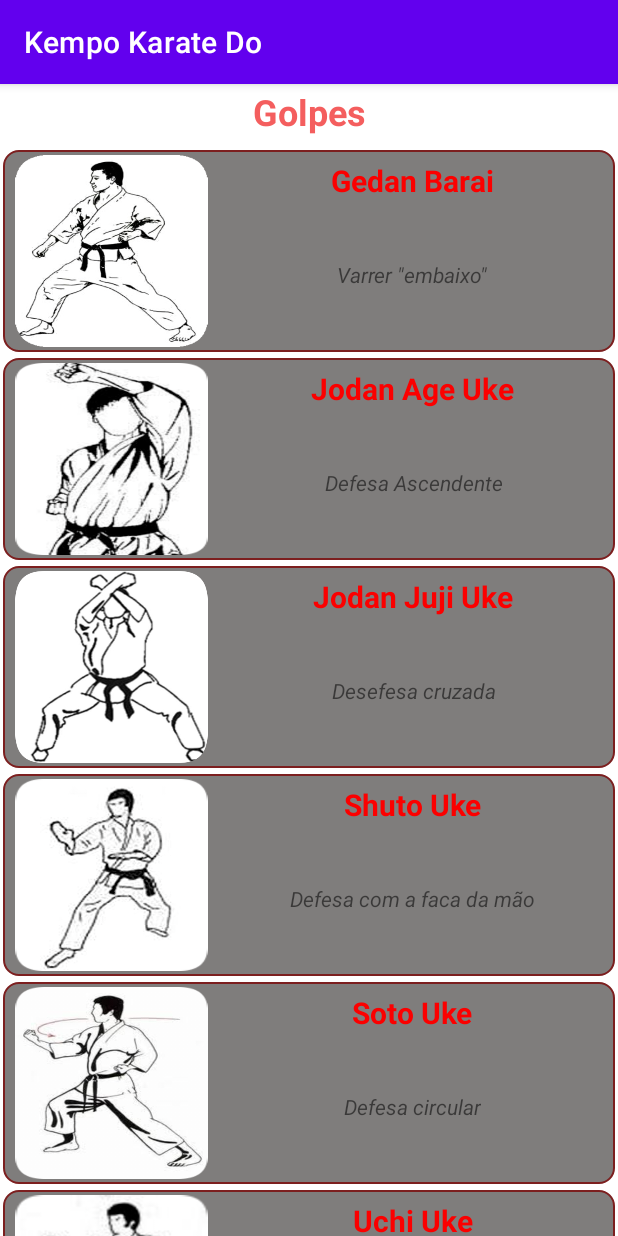
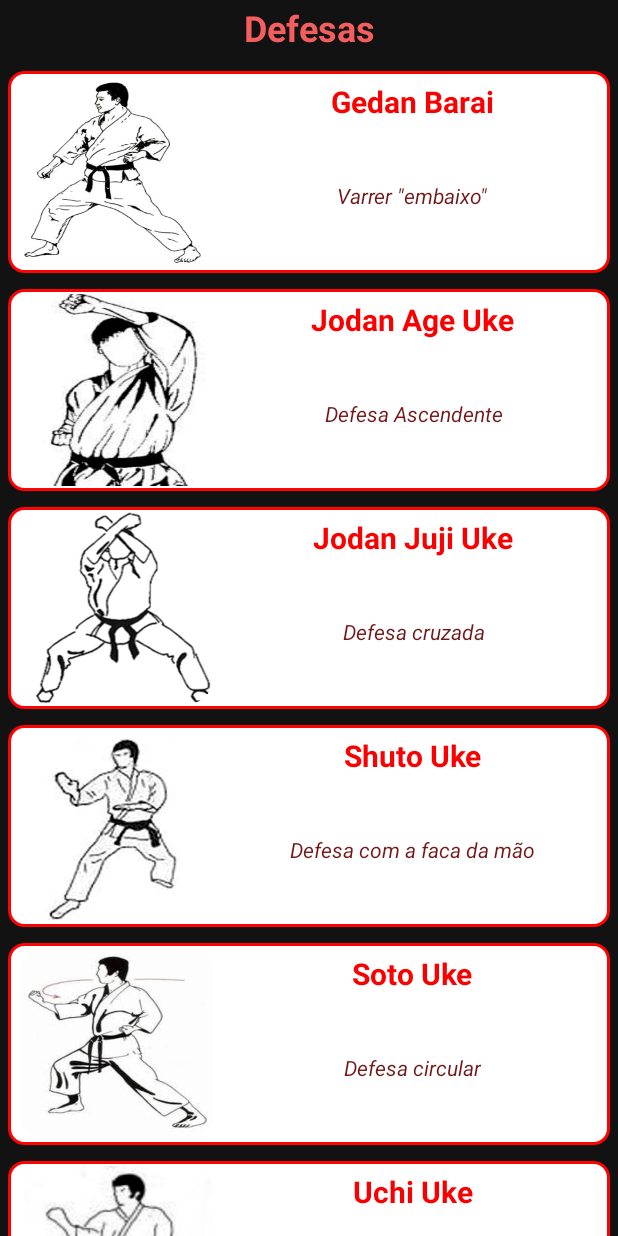
Before and after one commit to otaviooasc/kempo, an Android app: the ActivityGolpes screen opened directly, with no data from a screen before it, on a phone screen of 412 x 824 dp. Run offline under Robolectric (Android 15) with nearby library versions, the phone set to English and light mode, and no system bars.

Commit message:
Alteração no tema.

```diff
--- a/app/src/main/java/com/karate/ActivityGolpes.java
+++ b/app/src/main/java/com/karate/ActivityGolpes.java
@@ -5,14 +5,9 @@ import androidx.appcompat.app.AppCompatActivity;
 import androidx.recyclerview.widget.LinearLayoutManager;
 import androidx.recyclerview.widget.RecyclerView;
 
-import android.annotation.SuppressLint;
 import android.content.Intent;
 import android.os.Build;
 import android.os.Bundle;
-import android.view.View;
-import android.widget.LinearLayout;
-
-import com.google.android.material.snackbar.Snackbar;
 
 import java.util.Objects;
 
@@ -21,12 +16,12 @@ public class ActivityGolpes extends AppCompatActivity {
     RecyclerView recyclerView;
     RecyclerView.Adapter adapter;
     RecyclerView.LayoutManager layoutManager;
-    String[] nameListGolpes = {
+    String[] nameListDefesas = {
             "Gedan Barai", "Jodan Age Uke", "Jodan Juji Uke",
             "Shuto Uke", "Soto Uke", "Uchi Uke"
     };
-    String[] descriptionListGolpes = {
-            "Varrer \"embaixo\"", "Defesa Ascendente", "Desefesa cruzada",
+    String[] descriptionListDefesas = {
+            "Varrer \"embaixo\"", "Defesa Ascendente", "Defesa cruzada",
             "Defesa com a faca da mão", "Defesa circular", "Puxar o punhal"
     };
     int[] imageListGolpes = {
@@ -44,8 +39,8 @@ public class ActivityGolpes extends AppCompatActivity {
         layoutManager = new LinearLayoutManager(this);
         recyclerView.setLayoutManager(layoutManager);
 
-        ProgramAdapter programAdapter = new ProgramAdapter(this, nameListGolpes,
-                descriptionListGolpes, imageListGolpes);
+        ProgramAdapter programAdapter = new ProgramAdapter(this, nameListDefesas,
+                descriptionListDefesas, imageListGolpes);
         recyclerView.setAdapter(programAdapter);
 
         Intent intent = new Intent(this, ActivityExecucaoGolpes.class);
--- a/app/src/main/java/com/karate/ProgramAdapter.java
+++ b/app/src/main/java/com/karate/ProgramAdapter.java
@@ -64,8 +64,8 @@ public class ProgramAdapter extends RecyclerView.Adapter<ProgramAdapter.ViewHold
 
             context.startActivity(intent);
 
-            Snackbar.make(v, nameListGolpes[position], Snackbar.LENGTH_SHORT)
-                    .setAction("Action", null).show();
+            /*Snackbar.make(v, nameListGolpes[position], Snackbar.LENGTH_SHORT)
+                    .setAction("Action", null).show();*/
         });
     }
 
--- a/app/src/main/res/drawable/effectlist.xml
+++ b/app/src/main/res/drawable/effectlist.xml
@@ -3,17 +3,17 @@
 
     <item android:state_pressed="true">
         <shape xmlns:android="http://schemas.android.com/apk/res/android" android:shape="rectangle">
-            <solid android:color="#393737" />
+            <solid android:color="#E8E6E6" />
             <corners android:radius="10dp" />
-            <stroke android:width="1dp" android:color="#04A7F7" />
+            <stroke android:width="1dp" android:color="#3E1C1F" />
         </shape>
     </item>
 
     <item>
         <shape xmlns:android="http://schemas.android.com/apk/res/android" android:shape="rectangle">
-            <solid android:color="#83070200" />
+            <solid android:color="#FFFFFF" />
             <corners android:radius="10dp" />
-            <stroke android:width="1dp" android:color="#7C1F1F" />
+            <stroke android:width="2dp" android:color="#FF0202" />
         </shape>
     </item>
 </selector>
--- a/app/src/main/res/layout/activity_golpes.xml
+++ b/app/src/main/res/layout/activity_golpes.xml
@@ -12,7 +12,7 @@
         android:layout_width="match_parent"
         android:layout_height="wrap_content"
         android:padding="2dp"
-        android:text="@string/btn_golpes"
+        android:text="@string/btn_defesas"
         android:textAlignment="center"
         android:textColor="#F45E5E"
         android:textSize="24sp"
--- a/app/src/main/res/layout/activity_main.xml
+++ b/app/src/main/res/layout/activity_main.xml
@@ -46,8 +46,8 @@
         android:layout_margin="10dp"
         android:backgroundTint="#ffff"
         android:fontFamily="sans-serif-condensed"
-        android:text="@string/btn_golpes"
-        android:textColor="#FF0101"
+        android:text="@string/btn_defesas"
+        android:textColor="#FF0000"
         app:layout_constraintBottom_toBottomOf="parent"
         app:layout_constraintCircleAngle="20"
         app:layout_constraintEnd_toEndOf="parent"
--- a/app/src/main/res/layout/single_item.xml
+++ b/app/src/main/res/layout/single_item.xml
@@ -4,7 +4,7 @@
     xmlns:tools="http://schemas.android.com/tools"
     android:layout_width="match_parent"
     android:layout_height="wrap_content"
-    android:layout_margin="2dp"
+    android:layout_margin="5dp"
     android:background="@drawable/effectlist"
     android:padding="3dp">
 
@@ -46,6 +46,7 @@
                 android:layout_height="wrap_content"
                 android:text="@string/description"
                 android:textAlignment="center"
+                android:textColor="#711919"
                 android:textStyle="italic"
                 app:layout_constraintBottom_toBottomOf="parent"
                 app:layout_constraintEnd_toEndOf="parent"
--- a/app/src/main/res/values-night/themes.xml
+++ b/app/src/main/res/values-night/themes.xml
@@ -2,13 +2,13 @@
     <!-- Base application theme. -->
     <style name="Theme.KempoKarateDo" parent="Theme.MaterialComponents.DayNight.NoActionBar">
         <!-- Primary brand color. -->
-        <item name="colorPrimary">@color/purple_200</item>
-        <item name="colorPrimaryVariant">@color/purple_700</item>
-        <item name="colorOnPrimary">@color/black</item>
+        <item name="colorPrimary">#EE0000</item>
+        <item name="colorPrimaryVariant">#000000</item>
+        <item name="colorOnPrimary">@color/white</item>
         <!-- Secondary brand color. -->
-        <item name="colorSecondary">@color/teal_200</item>
-        <item name="colorSecondaryVariant">@color/teal_200</item>
-        <item name="colorOnSecondary">@color/black</item>
+        <item name="colorSecondary">#FAFAFA</item>
+        <item name="colorSecondaryVariant">#F5F8F8</item>
+        <item name="colorOnSecondary">@color/white</item>
         <!-- Status bar color. -->
         <item name="android:statusBarColor" tools:targetApi="l">?attr/colorPrimaryVariant</item>
         <!-- Customize your theme here. -->
--- a/app/src/main/res/values/strings.xml
+++ b/app/src/main/res/values/strings.xml
@@ -1,7 +1,7 @@
 <resources>
     <string name="app_name">Kempo Karate Do</string>
     <string name="app_inicio">Kempo Karatê Do</string>
-    <string name="btn_golpes">Golpes</string>
+    <string name="btn_defesas">Defesas</string>
     <string name="btn_kata">Kata</string>
     <string name="slogan">slogan</string>
     <string name="description">Description</string>
--- a/app/src/main/res/values/themes.xml
+++ b/app/src/main/res/values/themes.xml
@@ -1,6 +1,6 @@
 <resources xmlns:tools="http://schemas.android.com/tools">
     <!-- Base application theme. -->
-    <style name="Theme.KempoKarateDo" parent="Theme.MaterialComponents.DayNight.DarkActionBar">
+    <style name="Theme.KempoKarateDo" parent="Theme.MaterialComponents.NoActionBar">
         <!-- Primary brand color. -->
         <item name="colorPrimary">@color/purple_500</item>
         <item name="colorPrimaryVariant">@color/purple_700</item>
```
Also changed, not shown: app/src/main/res/layout/activity_execucao_golpes.xml (+14 -0 lines).
